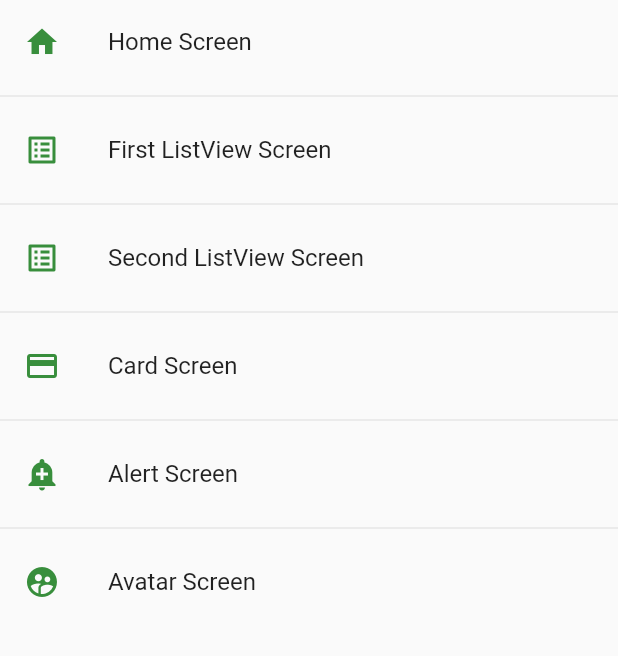
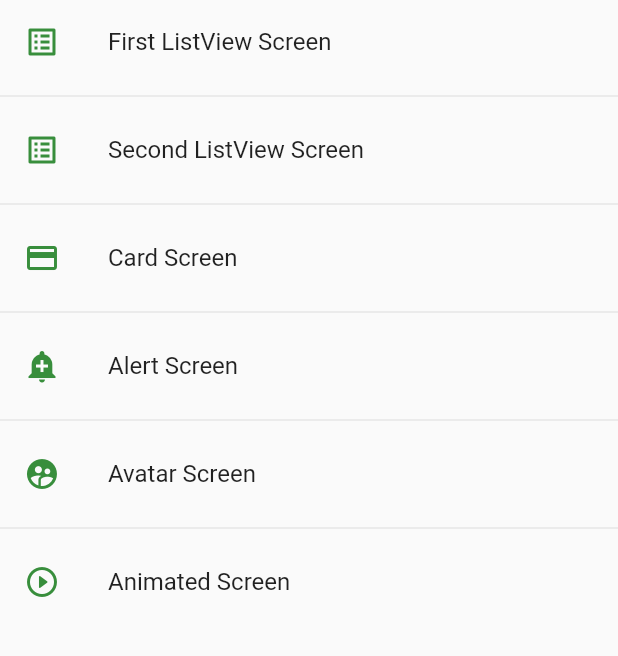
Before and after one commit to JosueMoreno/flutter_components, a Flutter app: the screen it shows after launch, on a phone screen of 412 x 824 dp, the part 84-740 px from its top. Run offline on Flutter 3.47's test engine with Material 2 defaults, Android fonts, the phone set to English and light mode, and no system bars.

Commit message:
Added Animated Container Screen

```diff
--- a/lib/router/app_routes.dart
+++ b/lib/router/app_routes.dart
@@ -6,11 +6,6 @@ class AppRoutes {
   static const String initialRoute = 'home';
 
   static final List<MenuOption> menuOptions = [
-    MenuOption(
-        route: 'home',
-        name: 'Home Screen',
-        screen: const HomeScreen(),
-        icon: Icons.home),
     MenuOption(
       route: 'firstlistview',
       name: 'First ListView Screen',
@@ -41,10 +36,17 @@ class AppRoutes {
       screen: const AvatarScreen(),
       icon: Icons.supervised_user_circle,
     ),
+    MenuOption(
+      route: 'animated',
+      name: 'Animated Screen',
+      screen: const AnimatedScreen(),
+      icon: Icons.play_circle_outline_rounded,
+    ),
   ];
 
   static Map<String, Widget Function(BuildContext)> getAppRoutes() {
     Map<String, Widget Function(BuildContext)> appRoutes = {
+      'home' :(context) => const HomeScreen(),
       for (MenuOption menuOption in menuOptions)
         menuOption.route: (context) => menuOption.screen
     };
--- a/lib/screens/screens.dart
+++ b/lib/screens/screens.dart
@@ -1,5 +1,6 @@
 export 'package:flutter_components/screens/first_listview_screen.dart';
 export 'package:flutter_components/screens/second_listview_screen.dart';
+export 'package:flutter_components/screens/animated_screen.dart';
 export 'package:flutter_components/screens/avatar_screen.dart';
 export 'package:flutter_components/screens/alert_screen.dart';
 export 'package:flutter_components/screens/card_screen.dart';
```
Also changed, not shown: lib/screens/animated_screen.dart (added, +60 -0 lines).
